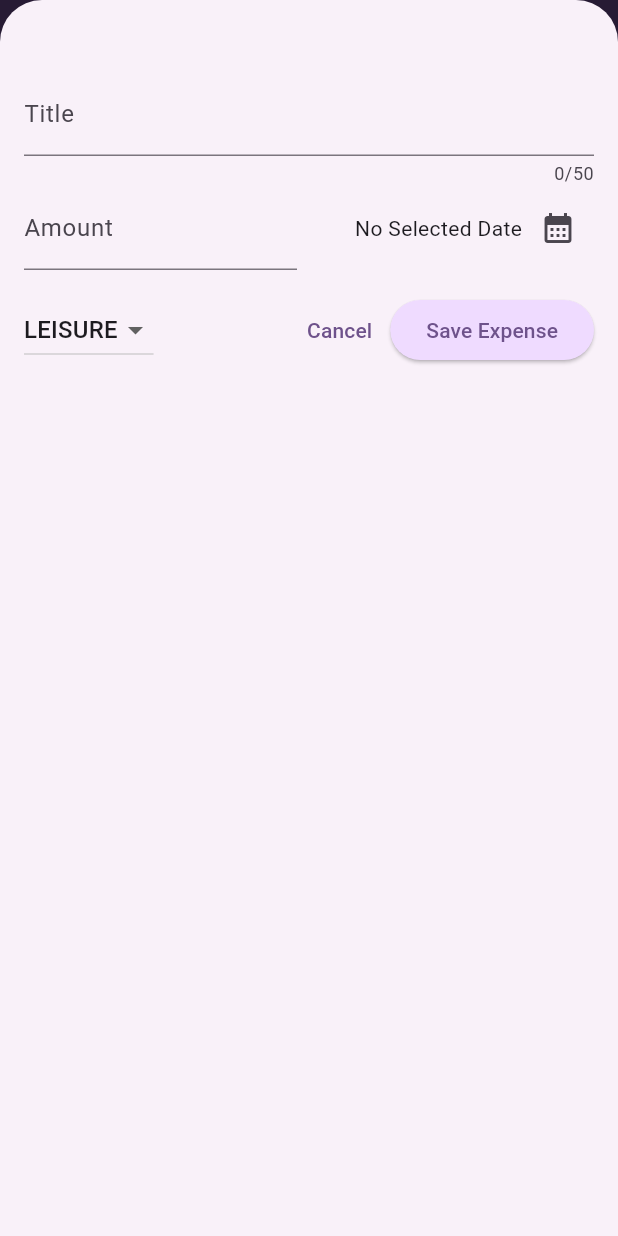
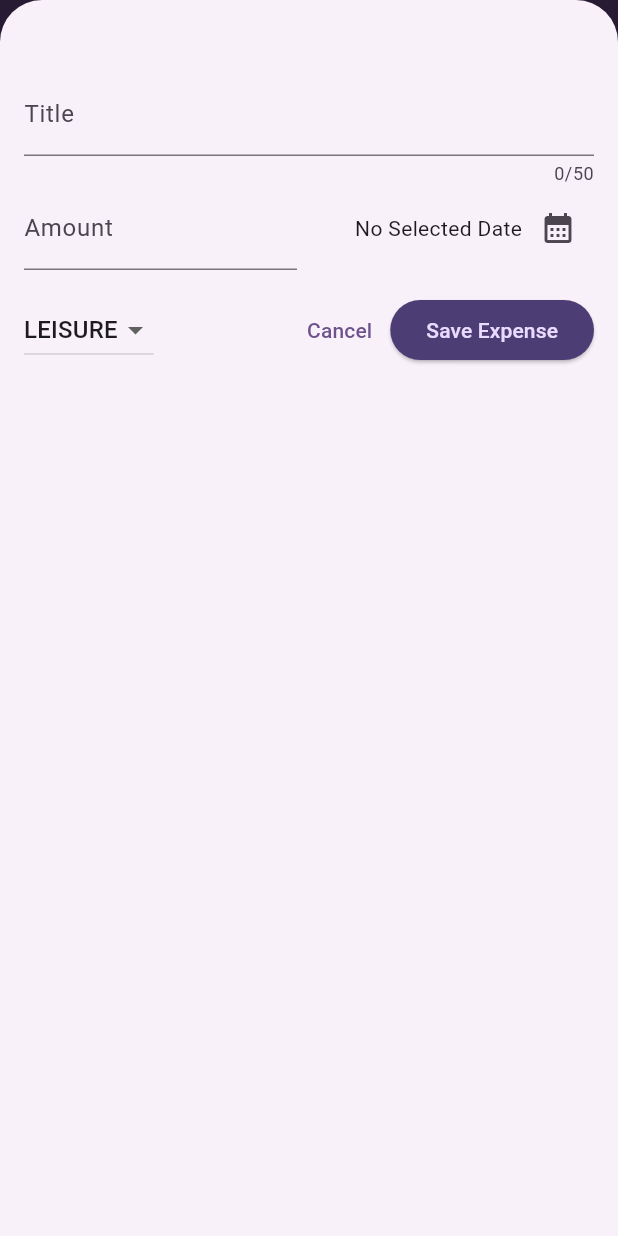
Before and after one commit to githimansh/EXPENSE_TRACKER, a Flutter app: the screen it shows after launch, after a tap on the "add" icon, on a phone screen of 412 x 824 dp. Run offline on Flutter 3.47's test engine with Material 3 defaults, Android fonts, the phone set to English and light mode, and no system bars.

Commit message:
add the theme

```diff
--- a/expense_tracker/lib/main.dart
+++ b/expense_tracker/lib/main.dart
@@ -1,13 +1,34 @@
 import 'package:expense_tracker/widgets/expenses.dart';
 import 'package:flutter/material.dart';
+
+// import 'package:flutter/services.dart';
 
 
 var kColorScheme = ColorScheme.fromSeed(
   seedColor:const Color.fromARGB(208, 179, 132, 230),
   );
+
+  var kDarkColorScheme = ColorScheme.fromSeed(
+    brightness: Brightness.dark,
+    seedColor: const Color.fromARGB(255, 96, 59, 181)
+     );
 void main(){
+  // WidgetsFlutterBinding.ensureInitialized();
+  // SystemChrome.setPreferredOrientations([
+  //   DeviceOrientation.portraitUp,
+  // ]).then((fn){
   runApp(
     MaterialApp(
+      darkTheme: ThemeData.dark().copyWith(useMaterial3: true,
+       colorScheme: kDarkColorScheme,
+       cardTheme:const CardTheme().copyWith(
+            color: kDarkColorScheme.secondaryContainer,
+            margin: const EdgeInsets.symmetric(
+              horizontal: 16,
+              vertical: 8
+              ),
+           ),
+       ),
     theme: ThemeData().copyWith(
           //  useMaterial3: true,
            colorScheme: kColorScheme,
@@ -24,18 +45,21 @@ void main(){
            ),
            elevatedButtonTheme: ElevatedButtonThemeData(
             style: ElevatedButton.styleFrom(
-              backgroundColor: kColorScheme.primaryContainer,
+              backgroundColor: kDarkColorScheme.primaryContainer,
+              foregroundColor: kDarkColorScheme.onPrimaryContainer,
             ),
            ),
            textTheme: ThemeData().textTheme.copyWith(
             titleLarge: TextStyle(
-              fontWeight: FontWeight.normal,
+              fontWeight: FontWeight.bold,
               color: kColorScheme.onSecondaryContainer,
-              fontSize: 16,
+              fontSize: 18,
             ),
           ),
         ),
+        themeMode: ThemeMode.system,
       home: const Expenses(),
     ),
   );
+// });
 }
--- a/expense_tracker/lib/models/expense.dart
+++ b/expense_tracker/lib/models/expense.dart
@@ -33,3 +33,29 @@ class Expense {
     return formatter.format(date);
   }
 }
+
+class ExpenseBucket {
+ const ExpenseBucket({
+    required this.category,
+    required this.expenses,
+  });
+
+  ExpenseBucket.forCategory(List<Expense> allExpenses, this.category)
+     : expenses = allExpenses
+         .where((expense) => expense.category == category)
+         .toList();
+
+  final Category category;
+  final List<Expense> expenses;
+
+  double get totalExpenses{
+    double sum = 0;
+
+    for(final expense in expenses){
+        sum += expense.amount;
+    }
+
+    return sum;
+  }
+
+}
--- /dev/null
+++ b/expense_tracker/lib/widgets/chart/chart.dart
@@ -0,0 +1,95 @@
+import 'package:flutter/material.dart';
+
+import 'package:expense_tracker/widgets/chart/chart_bar.dart';
+import 'package:expense_tracker/models/expense.dart';
+
+class Chart extends StatelessWidget {
+  const Chart({super.key, required this.expenses});
+
+  final List<Expense> expenses;
+
+  List<ExpenseBucket> get buckets {
+    return [
+      ExpenseBucket.forCategory(expenses, Category.food),
+      ExpenseBucket.forCategory(expenses, Category.leisure),
+      ExpenseBucket.forCategory(expenses, Category.travel),
+      ExpenseBucket.forCategory(expenses, Category.work),
+    ];
+  }
+
+  double get maxTotalExpense {
+    double maxTotalExpense = 0;
+
+    for (final bucket in buckets) {
+      if (bucket.totalExpenses > maxTotalExpense) {
+        maxTotalExpense = bucket.totalExpenses;
+      }
+    }
+
+    return maxTotalExpense;
+  }
+
+  @override
+  Widget build(BuildContext context) {
+    final isDarkMode =
+        MediaQuery.of(context).platformBrightness == Brightness.dark;
+    return Container(
+      margin: const EdgeInsets.all(16),
+      padding: const EdgeInsets.symmetric(
+        vertical: 16,
+        horizontal: 8,
+      ),
+      width: double.infinity,
+      height: 180,
+      decoration: BoxDecoration(
+        borderRadius: BorderRadius.circular(8),
+        gradient: LinearGradient(
+          colors: [
+            Theme.of(context).colorScheme.primary.withOpacity(0.3),
+            Theme.of(context).colorScheme.primary.withOpacity(0.0)
+          ],
+          begin: Alignment.bottomCenter,
+          end: Alignment.topCenter,
+        ),
+      ),
+      child: Column(
+        children: [
+          Expanded(
+            child: Row(
+              crossAxisAlignment: CrossAxisAlignment.end,
+              children: [
+                for (final bucket in buckets) // alternative to map()
+                  ChartBar(
+                    fill: bucket.totalExpenses == 0
+                        ? 0
+                        : bucket.totalExpenses / maxTotalExpense,
+                  )
+              ],
+            ),
+          ),
+          const SizedBox(height: 12),
+          Row(
+            children: buckets
+                .map(
+                  (bucket) => Expanded(
+                    child: Padding(
+                      padding: const EdgeInsets.symmetric(horizontal: 4),
+                      child: Icon(
+                        categoryIcons[bucket.category],
+                        color: isDarkMode
+                            ? Theme.of(context).colorScheme.secondary
+                            : Theme.of(context)
+                                .colorScheme
+                                .primary
+                                .withOpacity(0.7),
+                      ),
+                    ),
+                  ),
+                )
+                .toList(),
+          )
+        ],
+      ),
+    );
+  }
+}
--- /dev/null
+++ b/expense_tracker/lib/widgets/chart/chart_bar.dart
@@ -0,0 +1,34 @@
+import 'package:flutter/material.dart';
+
+class ChartBar extends StatelessWidget {
+  const ChartBar({
+    super.key,
+    required this.fill,
+  });
+
+  final double fill;
+
+  @override
+  Widget build(BuildContext context) {
+    final isDarkMode =
+        MediaQuery.of(context).platformBrightness == Brightness.dark;
+    return Expanded(
+      child: Padding(
+        padding: const EdgeInsets.symmetric(horizontal: 4),
+        child: FractionallySizedBox(
+          heightFactor: fill,
+          child: DecoratedBox(
+            decoration: BoxDecoration(
+              shape: BoxShape.rectangle,
+              borderRadius:
+                  const BorderRadius.vertical(top: Radius.circular(8)),
+              color: isDarkMode
+                  ? Theme.of(context).colorScheme.secondary
+                  : Theme.of(context).colorScheme.primary.withOpacity(0.65),
+            ),
+          ),
+        ),
+      ),
+    );
+  }
+}
--- a/expense_tracker/lib/widgets/expenses.dart
+++ b/expense_tracker/lib/widgets/expenses.dart
@@ -1,3 +1,6 @@
+import 'dart:ui';
+
+import 'package:expense_tracker/widgets/chart/chart.dart';
 import 'package:expense_tracker/widgets/expenses_list/expenses_list.dart';
 import 'package:expense_tracker/models/expense.dart';
 import 'package:expense_tracker/widgets/new_expense.dart';
@@ -66,6 +69,9 @@ class _ExpensesStste extends State<Expenses>{
 
   @override
   Widget build(BuildContext context) {
+   final width =  MediaQuery.of(context).size.width;
+
+
     Widget mainContent = const Center(
       child:
       Text('No expenses found. Start adding some!'),
@@ -87,14 +93,22 @@ class _ExpensesStste extends State<Expenses>{
         ),
         ],
       ),
-      body: Column(
+      body: width < 600 ? Column(
       children: [
-        const Text('The chart'),
+        Chart(expenses: _registeredExpenses),
         Expanded(
           child: mainContent,
          ),
       ],
-    ),
+    ) : Row(children: [
+      Expanded(
+        child: Chart(expenses: _registeredExpenses),
+      ),
+        Expanded(
+          child: mainContent,
+         ),
+         ],
+         ),
     );
   }
 }
--- a/expense_tracker/lib/widgets/expenses_list/expense_item.dart
+++ b/expense_tracker/lib/widgets/expenses_list/expense_item.dart
@@ -15,8 +15,11 @@ class ExpenseItem extends StatelessWidget{
           vertical: 16,
         ),
       child: Column(
+        crossAxisAlignment: CrossAxisAlignment.start,
         children: [
-         Text(expense.title),
+         Text(expense.title,
+         style: Theme.of(context).textTheme.titleLarge,
+         ),
          const SizedBox(height: 4),
          Row(
           children: [
@@ -33,7 +36,7 @@ class ExpenseItem extends StatelessWidget{
          )
         ],
         ),
-    ),
+      ),
     );
 
   }
--- a/expense_tracker/lib/widgets/expenses_list/expenses_list.dart
+++ b/expense_tracker/lib/widgets/expenses_list/expenses_list.dart
@@ -19,6 +19,12 @@ class ExpensesList extends StatelessWidget {
       itemCount:expenses.length,
       itemBuilder: (ctx, index) =>Dismissible(
         key: ValueKey(expenses[index]),
+        background: Container(
+          color: Theme.of(context).colorScheme.error.withOpacity(0.5),
+          margin: EdgeInsets.symmetric(
+            horizontal: Theme.of(context).cardTheme.margin!.horizontal,
+            ),
+            ),
         onDismissed: (direction) {
           onRemoveExpense(expenses[index],
           );
@@ -26,7 +32,7 @@ class ExpensesList extends StatelessWidget {
         child: ExpenseItem(
           expenses[index],
           ),
-         ),
-    );
+          ),
+         );
   }
 }
```
